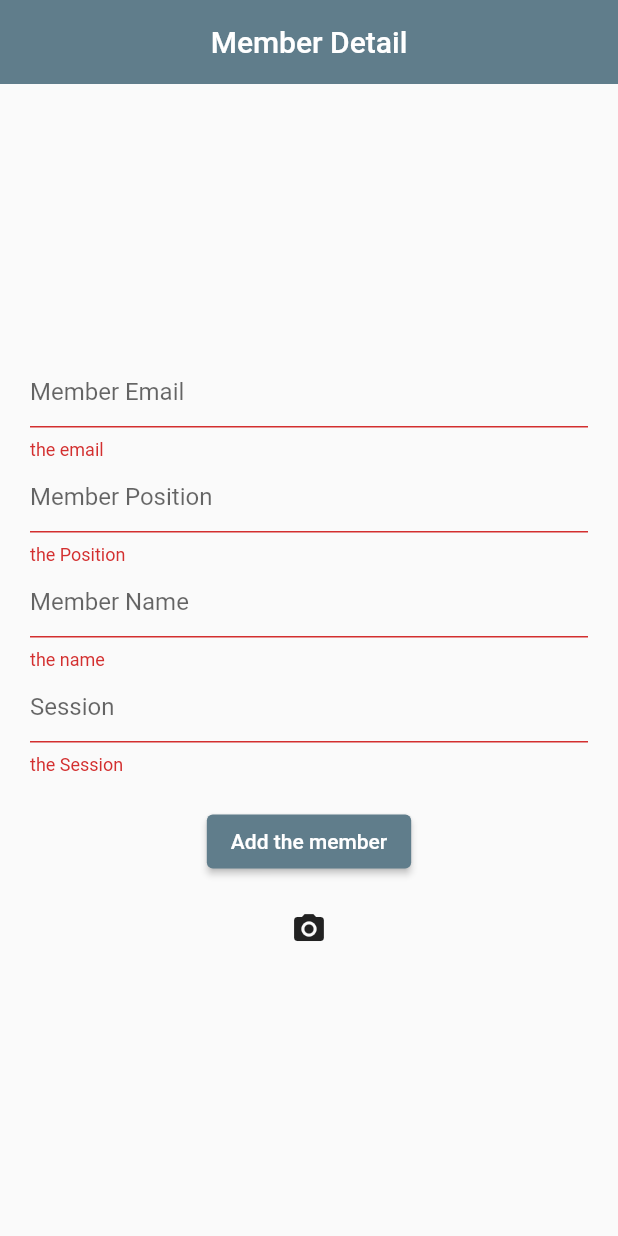
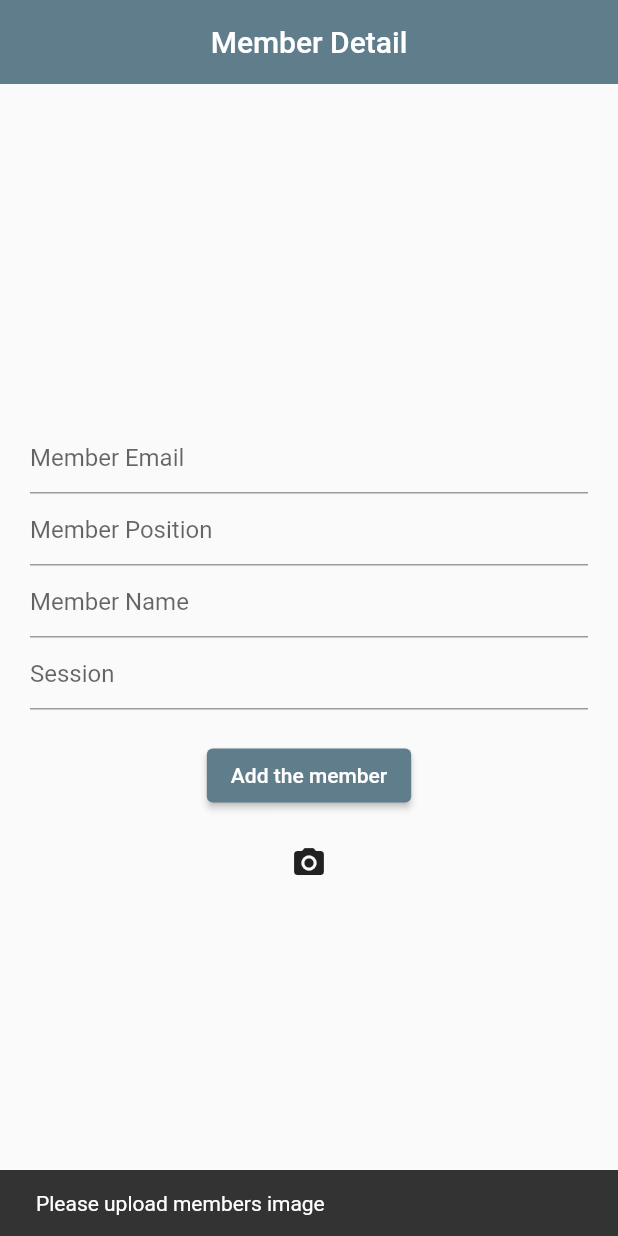
Before and after one commit to Vansh-Narang/Firebase_AdminPage-1, a Flutter app: the SignIn screen opened directly, after a tap on "Add the member", on a phone screen of 412 x 824 dp. Run offline on Flutter 3.47's test engine with Material 2 defaults, Android fonts, the light colour scheme and no system bars; our stand-ins replace bottom_navy_bar, cloud_firestore, firebase_auth, firebase_core, firebase_storage, image_picker; accounts and stored records are empty; network calls fail.

Commit message:
Images Onpress

```diff
--- a/lib/Screens/MemberPage/MemberDetail.dart
+++ b/lib/Screens/MemberPage/MemberDetail.dart
@@ -97,11 +97,11 @@ class _SignInState extends State<SignIn> {
                 ),
                 ElevatedButton(
                     onPressed: () async {
-                      // if (imageUrl.isEmpty) {
-                      //   ScaffoldMessenger.of(context).showSnackBar(SnackBar(
-                      //       content: Text('Please upload members image')));
-                      //   return;
-                      // }
+                      if (imageUrl.isEmpty) {
+                        ScaffoldMessenger.of(context).showSnackBar(SnackBar(
+                            content: Text('Please upload members image')));
+                        return;
+                      }
                       if (_formKey.currentState!.validate()) {
                         _auth.signIn(email, position, name);
                         await addUser();
```
